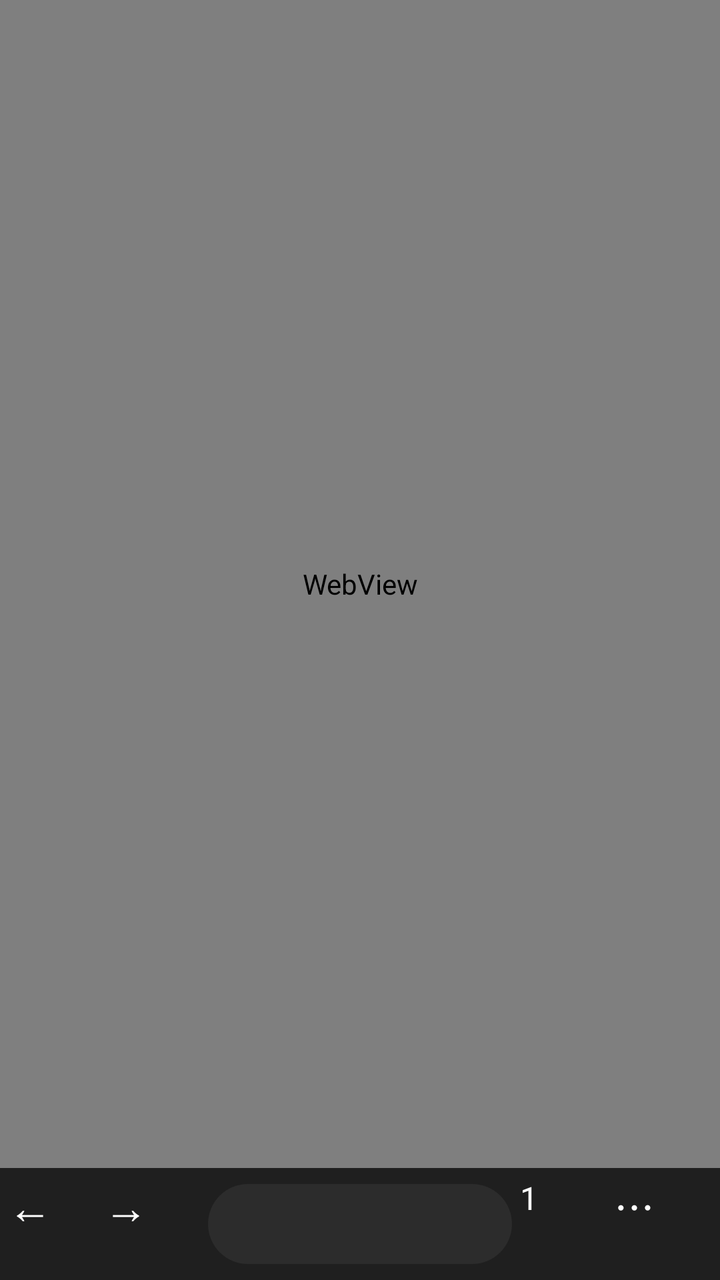
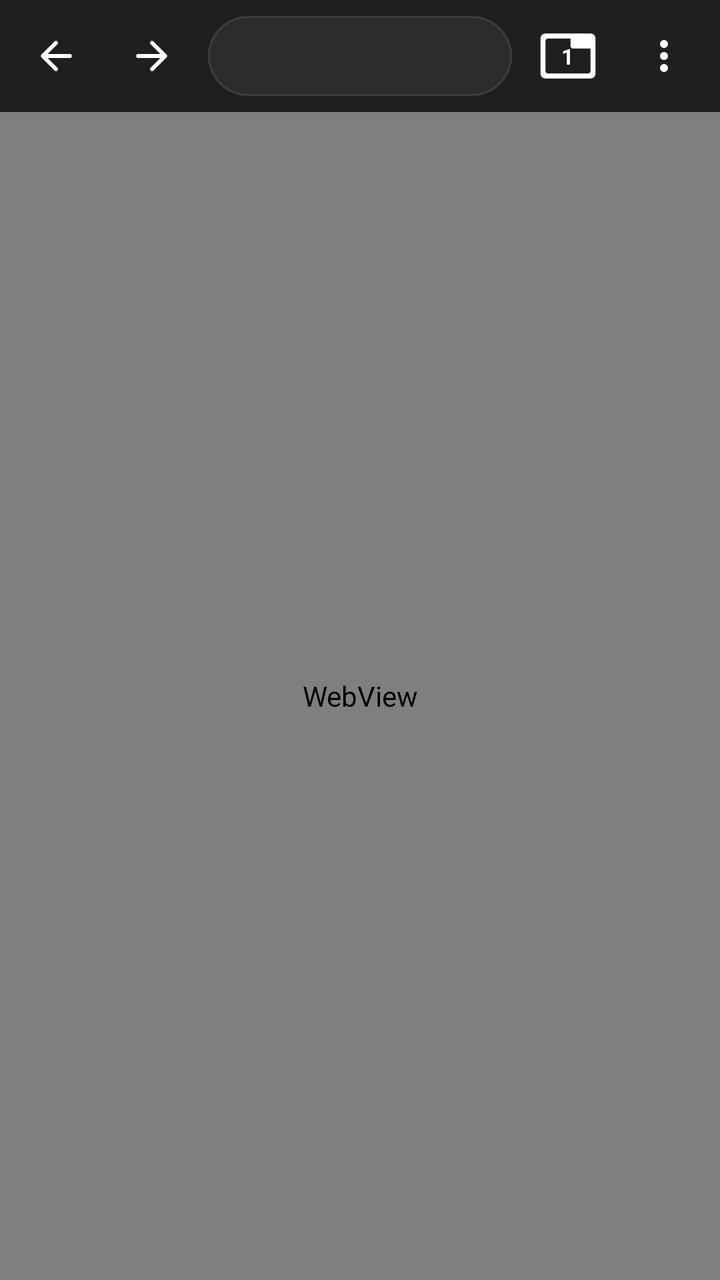

Before-and-after screenshots of an Android layout around one commit, followed by the original layout XML and the change that was made.
<!-- AndroidManifest.xml: application theme android:Theme.Material.NoActionBar -->
<!-- res/layout/activity_main.xml -->
<?xml version="1.0" encoding="utf-8"?>
<RelativeLayout xmlns:android="http://schemas.android.com/apk/res/android"
    android:layout_width="match_parent"
    android:layout_height="match_parent"
    android:background="#121212">

    
    <LinearLayout
        android:id="@+id/bottom_bar"
        android:layout_width="match_parent"
        android:layout_height="56dp"
        android:layout_alignParentBottom="true"
        android:background="#1F1F1F"
        android:gravity="center_vertical"
        android:orientation="horizontal"
        android:paddingStart="4dp"
        android:paddingEnd="4dp">

        <Button
            android:id="@+id/back_button"
            android:layout_width="48dp"
            android:layout_height="48dp"
            android:background="?android:attr/selectableItemBackground"
            android:text="←"
            android:textColor="#FFFFFF"
            android:textSize="22sp" />

        <Button
            android:id="@+id/forward_button"
            android:layout_width="48dp"
            android:layout_height="48dp"
            android:background="?android:attr/selectableItemBackground"
            android:text="→"
            android:textColor="#FFFFFF"
            android:textSize="22sp" />

        <TextView
            android:id="@+id/address_pill"
            android:layout_width="0dp"
            android:layout_height="40dp"
            android:layout_weight="1"
            android:layout_marginStart="4dp"
            android:layout_marginEnd="4dp"
            android:background="@drawable/pill_bg"
            android:clickable="true"
            android:ellipsize="end"
            android:focusable="true"
            android:gravity="center_vertical"
            android:paddingStart="14dp"
            android:paddingEnd="14dp"
            android:singleLine="true"
            android:textColor="#E0E0E0"
            android:textSize="14sp" />

        <Button
            android:id="@+id/tabs_button"
            android:layout_width="48dp"
            android:layout_height="48dp"
            android:background="?android:attr/selectableItemBackground"
            android:text="1"
            android:textColor="#FFFFFF"
            android:textSize="16sp" />

        <Button
            android:id="@+id/menu_button"
            android:layout_width="48dp"
            android:layout_height="48dp"
            android:background="?android:attr/selectableItemBackground"
            android:text="⋯"
            android:textColor="#FFFFFF"
            android:textSize="22sp" />

    </LinearLayout>

    
    <LinearLayout
        android:id="@+id/find_bar"
        android:layout_width="match_parent"
        android:layout_height="wrap_content"
        android:layout_above="@id/bottom_bar"
        android:background="#1F1F1F"
        android:gravity="center_vertical"
        android:orientation="horizontal"
        android:padding="6dp"
        android:visibility="gone">

        <EditText
            android:id="@+id/find_input"
            android:layout_width="0dp"
            android:layout_height="wrap_content"
            android:layout_weight="1"
            android:hint="在页面上查找"
            android:imeOptions="actionSearch"
            android:inputType="text"
            android:singleLine="true"
            android:textColor="#FFFFFF"
            android:textColorHint="#888888"
            android:textSize="14sp" />

        <Button
            android:id="@+id/find_prev"
            android:layout_width="wrap_content"
            android:layout_height="wrap_content"
            android:text="↑"
            android:textColor="#FFFFFF" />

        <Button
            android:id="@+id/find_next"
            android:layout_width="wrap_content"
            android:layout_height="wrap_content"
            android:text="↓"
            android:textColor="#FFFFFF" />

        <Button
            android:id="@+id/find_close"
            android:layout_width="wrap_content"
            android:layout_height="wrap_content"
            android:text="✕"
            android:textColor="#FFFFFF" />

    </LinearLayout>

    
    <FrameLayout
        android:layout_width="match_parent"
        android:layout_height="match_parent"
        android:layout_above="@id/find_bar">

        <WebView
            android:id="@+id/webview"
            android:layout_width="match_parent"
            android:layout_height="match_parent" />

        <ProgressBar
            android:id="@+id/progress_bar"
            style="?android:attr/progressBarStyleHorizontal"
            android:layout_width="match_parent"
            android:layout_height="4dp"
            android:layout_gravity="top"
            android:max="100"
            android:visibility="gone" />

        <TextView
            android:id="@+id/status_view"
            android:layout_width="wrap_content"
            android:layout_height="wrap_content"
            android:layout_gravity="top|center_horizontal"
            android:layout_marginTop="10dp"
            android:background="#CC1F1F1F"
            android:paddingStart="14dp"
            android:paddingEnd="14dp"
            android:paddingTop="8dp"
            android:paddingBottom="8dp"
            android:textColor="#FFFFFF"
            android:textSize="13sp"
            android:visibility="gone" />

    </FrameLayout>

</RelativeLayout>
<!-- resources referenced by this layout -->
<resources>
  <!-- drawable pill_bg (drawable) -->
  <?xml version="1.0" encoding="utf-8"?>
  <shape xmlns:android="http://schemas.android.com/apk/res/android"
      android:shape="rectangle">
      <corners android:radius="20dp" />
      <solid android:color="#2C2C2C" />
  </shape>
</resources>

<!-- the commit's change to res/layout/activity_main.xml (unified diff, before → after) -->
@@ -1,38 +1,43 @@
 <?xml version="1.0" encoding="utf-8"?>
-<RelativeLayout xmlns:android="http://schemas.android.com/apk/res/android"
+<LinearLayout xmlns:android="http://schemas.android.com/apk/res/android"
+    android:id="@+id/root_container"
     android:layout_width="match_parent"
     android:layout_height="match_parent"
-    android:background="#121212">
+    android:background="#121212"
+    android:orientation="vertical">
 
     
     <LinearLayout
-        android:id="@+id/bottom_bar"
+        android:id="@+id/toolbar_container"
         android:layout_width="match_parent"
         android:layout_height="56dp"
-        android:layout_alignParentBottom="true"
         android:background="#1F1F1F"
         android:gravity="center_vertical"
         android:orientation="horizontal"
         android:paddingStart="4dp"
         android:paddingEnd="4dp">
 
-        <Button
+        <ImageView
             android:id="@+id/back_button"
             android:layout_width="48dp"
             android:layout_height="48dp"
-            android:background="?android:attr/selectableItemBackground"
-            android:text="←"
-            android:textColor="#FFFFFF"
-            android:textSize="22sp" />
+            android:background="?android:attr/selectableItemBackgroundBorderless"
+            android:clickable="true"
+            android:contentDescription="后退"
+            android:focusable="true"
+            android:padding="12dp"
+            android:src="@drawable/ic_arrow_back" />
 
-        <Button
+        <ImageView
             android:id="@+id/forward_button"
             android:layout_width="48dp"
             android:layout_height="48dp"
-            android:background="?android:attr/selectableItemBackground"
-            android:text="→"
-            android:textColor="#FFFFFF"
-            android:textSize="22sp" />
+            android:background="?android:attr/selectableItemBackgroundBorderless"
+            android:clickable="true"
+            android:contentDescription="前进"
+            android:focusable="true"
+            android:padding="12dp"
+            android:src="@drawable/ic_arrow_forward" />
 
         <TextView
             android:id="@+id/address_pill"
@@ -52,79 +57,51 @@
             android:textColor="#E0E0E0"
             android:textSize="14sp" />
 
-        <Button
-            android:id="@+id/tabs_button"
+        <FrameLayout
+            android:id="@+id/tabs_container"
             android:layout_width="48dp"
             android:layout_height="48dp"
-            android:background="?android:attr/selectableItemBackground"
-            android:text="1"
-            android:textColor="#FFFFFF"
-            android:textSize="16sp" />
+            android:background="?android:attr/selectableItemBackgroundBorderless"
+            android:clickable="true"
+            android:focusable="true">
 
-        <Button
+            <ImageView
+                android:layout_width="30dp"
+                android:layout_height="30dp"
+                android:layout_gravity="center"
+                android:contentDescription="标签页"
+                android:src="@drawable/ic_tab" />
+
+            <TextView
+                android:id="@+id/tabs_count"
+                android:layout_width="wrap_content"
+                android:layout_height="wrap_content"
+                android:layout_gravity="center"
+                android:text="1"
+                android:textColor="#FFFFFF"
+                android:textSize="11sp"
+                android:textStyle="bold" />
+
+        </FrameLayout>
+
+        <ImageView
             android:id="@+id/menu_button"
             android:layout_width="48dp"
             android:layout_height="48dp"
-            android:background="?android:attr/selectableItemBackground"
-            android:text="⋯"
-            android:textColor="#FFFFFF"
-            android:textSize="22sp" />
-
-    </LinearLayout>
-
-    
-    <LinearLayout
-        android:id="@+id/find_bar"
-        android:layout_width="match_parent"
-        android:layout_height="wrap_content"
-        android:layout_above="@id/bottom_bar"
-        android:background="#1F1F1F"
-        android:gravity="center_vertical"
-        android:orientation="horizontal"
-        android:padding="6dp"
-        android:visibility="gone">
-
-        <EditText
-            android:id="@+id/find_input"
-            android:layout_width="0dp"
-            android:layout_height="wrap_content"
-            android:layout_weight="1"
-            android:hint="在页面上查找"
-            android:imeOptions="actionSearch"
-            android:inputType="text"
-            android:singleLine="true"
-            android:textColor="#FFFFFF"
-            android:textColorHint="#888888"
-            android:textSize="14sp" />
-
-        <Button
-            android:id="@+id/find_prev"
-            android:layout_width="wrap_content"
-            android:layout_height="wrap_content"
-            android:text="↑"
-            android:textColor="#FFFFFF" />
-
-        <Button
-            android:id="@+id/find_next"
-            android:layout_width="wrap_content"
-            android:layout_height="wrap_content"
-            android:text="↓"
-            android:textColor="#FFFFFF" />
-
-        <Button
-            android:id="@+id/find_close"
-            android:layout_width="wrap_content"
-            android:layout_height="wrap_content"
-            android:text="✕"
-            android:textColor="#FFFFFF" />
+            android:background="?android:attr/selectableItemBackgroundBorderless"
+            android:clickable="true"
+            android:contentDescription="菜单"
+            android:focusable="true"
+            android:padding="12dp"
+            android:src="@drawable/ic_more_vert" />
 
     </LinearLayout>
 
     
     <FrameLayout
         android:layout_width="match_parent"
-        android:layout_height="match_parent"
-        android:layout_above="@id/find_bar">
+        android:layout_height="0dp"
+        android:layout_weight="1">
 
         <WebView
             android:id="@+id/webview"
@@ -157,4 +134,63 @@
 
     </FrameLayout>
 
-</RelativeLayout>
+    
+    <LinearLayout
+        android:id="@+id/find_bar"
+        android:layout_width="match_parent"
+        android:layout_height="wrap_content"
+        android:background="#1F1F1F"
+        android:gravity="center_vertical"
+        android:orientation="horizontal"
+        android:padding="6dp"
+        android:visibility="gone">
+
+        <EditText
+            android:id="@+id/find_input"
+            android:layout_width="0dp"
+            android:layout_height="wrap_content"
+            android:layout_weight="1"
+            android:hint="在页面上查找"
+            android:imeOptions="actionSearch"
+            android:inputType="text"
+            android:singleLine="true"
+            android:textColor="#FFFFFF"
+            android:textColorHint="#888888"
+            android:textSize="14sp" />
+
+        <ImageView
+            android:id="@+id/find_prev"
+            android:layout_width="44dp"
+            android:layout_height="44dp"
+            android:background="?android:attr/selectableItemBackgroundBorderless"
+            android:clickable="true"
+            android:contentDescription="上一个"
+            android:focusable="true"
+            android:padding="10dp"
+            android:src="@drawable/ic_arrow_up" />
+
+        <ImageView
+            android:id="@+id/find_next"
+            android:layout_width="44dp"
+            android:layout_height="44dp"
+            android:background="?android:attr/selectableItemBackgroundBorderless"
+            android:clickable="true"
+            android:contentDescription="下一个"
+            android:focusable="true"
+            android:padding="10dp"
+            android:src="@drawable/ic_arrow_down" />
+
+        <ImageView
+            android:id="@+id/find_close"
+            android:layout_width="44dp"
+            android:layout_height="44dp"
+            android:background="?android:attr/selectableItemBackgroundBorderless"
+            android:clickable="true"
+            android:contentDescription="关闭查找"
+            android:focusable="true"
+            android:padding="10dp"
+            android:src="@drawable/ic_close" />
+
+    </LinearLayout>
+
+</LinearLayout>
<!-- resource entries referenced after the edit -->
@@ -1,11 +1,21 @@
 <!-- resources referenced by this layout -->
 <resources>
+  <!-- drawable ic_arrow_back: png bitmap (drawable-xxxhdpi, 789 bytes) -->
+  <!-- drawable ic_arrow_down: png bitmap (drawable-xxxhdpi, 819 bytes) -->
+  <!-- drawable ic_arrow_forward: png bitmap (drawable-xxxhdpi, 963 bytes) -->
+  <!-- drawable ic_arrow_up: png bitmap (drawable-xxxhdpi, 947 bytes) -->
+  <!-- drawable ic_close: png bitmap (drawable-xxxhdpi, 947 bytes) -->
+  <!-- drawable ic_more_vert: png bitmap (drawable-xxxhdpi, 560 bytes) -->
+  <!-- drawable ic_tab: png bitmap (drawable-xxxhdpi, 697 bytes) -->
   <!-- drawable pill_bg (drawable) -->
   <?xml version="1.0" encoding="utf-8"?>
   <shape xmlns:android="http://schemas.android.com/apk/res/android"
       android:shape="rectangle">
       <corners android:radius="20dp" />
       <solid android:color="#2C2C2C" />
+      <stroke
+          android:width="1dp"
+          android:color="#3D3D3D" />
   </shape>
 </resources>
 
